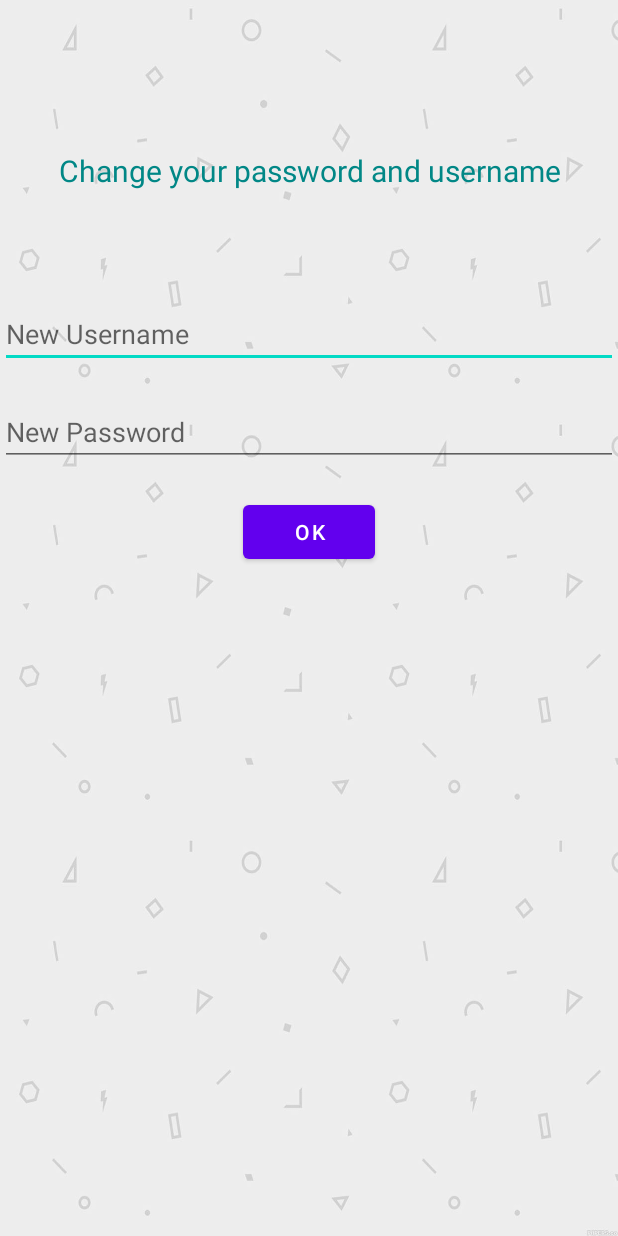
After one commit to zakariafaizi/Thot_Kotlin, an Android app: the ChangepwActivity screen opened directly, with no data from a screen before it, on a phone screen of 412 x 824 dp. The commit adds this screen. Run offline under Robolectric (Android 15) with nearby library versions, the phone set to English and light mode, and no system bars.

Commit message:
Change pw and username in first login

```diff
--- a/app/src/main/AndroidManifest.xml
+++ b/app/src/main/AndroidManifest.xml
@@ -3,8 +3,8 @@
     package="com.example.kotlin_test">
 
     <uses-permission android:name="android.permission.READ_EXTERNAL_STORAGE" />
+    <uses-permission android:name="android.permission.INTERNET" />
 
-    <uses-permission android:name="android.permission.INTERNET" />
     <application
         android:allowBackup="true"
         android:icon="@mipmap/ic_launcher"
@@ -12,17 +12,15 @@
         android:roundIcon="@mipmap/ic_launcher_round"
         android:supportsRtl="true"
         android:theme="@style/Theme.Kotlin_test">
-
+        <activity android:name=".ChangepwActivity"></activity>
         <activity android:name=".RegisterActivity" />
         <activity android:name=".LoginActivity">
-
             <intent-filter>
                 <action android:name="android.intent.action.MAIN" />
 
                 <category android:name="android.intent.category.LAUNCHER" />
             </intent-filter>
         </activity>
-
         <activity android:name=".MainActivity" />
     </application>
 
--- /dev/null
+++ b/app/src/main/java/com/example/kotlin_test/models/updateResponse.kt
@@ -0,0 +1,3 @@
+package com.example.kotlin_test.models
+
+data class updateResponse(val error:Boolean, val message :String, val  user :User)
--- /dev/null
+++ b/app/src/main/res/layout/activity_changepw.xml
@@ -0,0 +1,55 @@
+<?xml version="1.0" encoding="utf-8"?>
+<RelativeLayout xmlns:android="http://schemas.android.com/apk/res/android"
+    xmlns:app="http://schemas.android.com/apk/res-auto"
+    xmlns:tools="http://schemas.android.com/tools"
+    android:layout_width="match_parent"
+    android:layout_height="match_parent"
+    tools:context=".ChangepwActivity"
+    android:background="@drawable/wallpaper">
+
+
+    <TextView
+        android:layout_width="match_parent"
+        android:layout_height="wrap_content"
+        android:text="Change your password and username"
+        android:textColor="@color/teal_700"
+        android:textSize="20dp"
+        android:gravity="center"
+        android:layout_marginTop="100dp" />
+
+<LinearLayout
+    android:layout_width="match_parent"
+    android:layout_height="match_parent"
+    android:orientation="vertical"
+    android:layout_marginTop="200dp">
+
+
+
+    <EditText
+        android:layout_width="match_parent"
+        android:layout_height="wrap_content"
+        android:hint="New Username"
+        android:id="@+id/newusername"
+        android:layout_marginBottom="20dp"
+        />
+
+    <EditText
+        android:layout_width="match_parent"
+        android:layout_height="wrap_content"
+        android:hint="New Password"
+        android:id="@+id/newpassword"
+        android:layout_marginBottom="20dp"
+
+        />
+
+    <Button
+        android:layout_width="wrap_content"
+        android:layout_height="wrap_content"
+        android:text="OK"
+        android:id="@+id/changeok"
+        android:gravity="center"
+        android:layout_gravity="center"/>
+
+</LinearLayout>
+
+</RelativeLayout>
```
Also changed, not shown: app/src/main/java/com/example/kotlin_test/ChangepwActivity.kt (added, +105 -0 lines), app/src/main/java/com/example/kotlin_test/LoginActivity.kt (+27 -0 lines), app/src/main/java/com/example/kotlin_test/MainActivity.kt (+9 -0 lines), app/src/main/java/com/example/kotlin_test/RegisterActivity.kt (+23 -1 lines), app/src/main/java/com/example/kotlin_test/api/Api.kt (+12 -0 lines), app/src/main/res/layout/activity_main.xml (+9 -0 lines).
